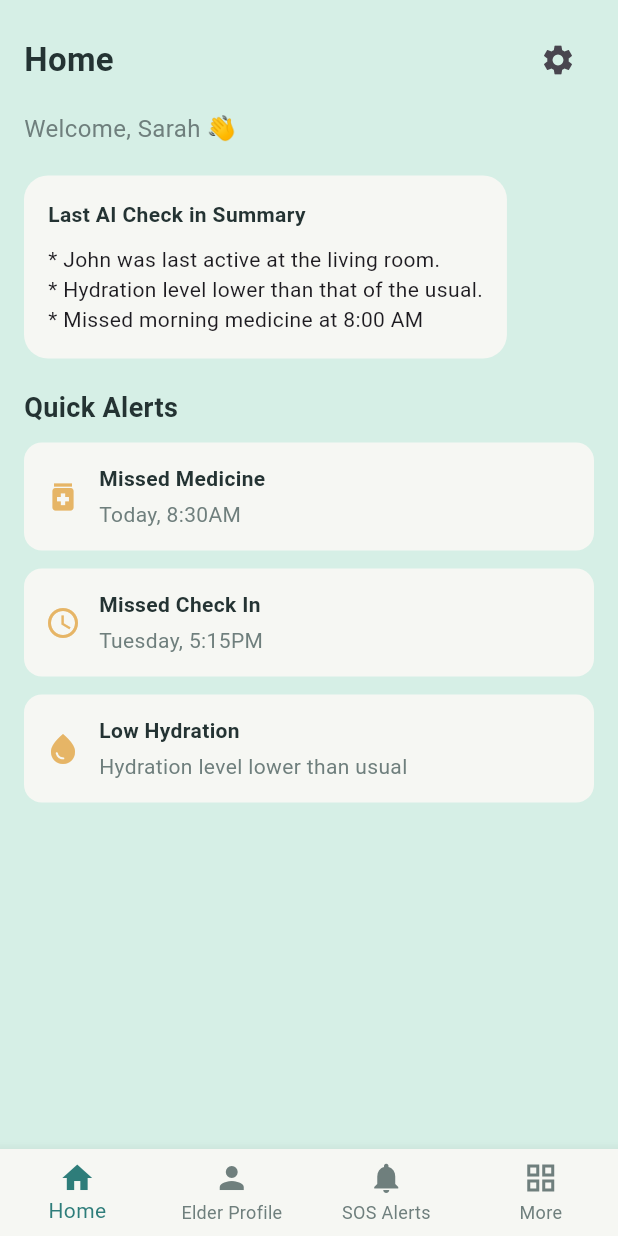
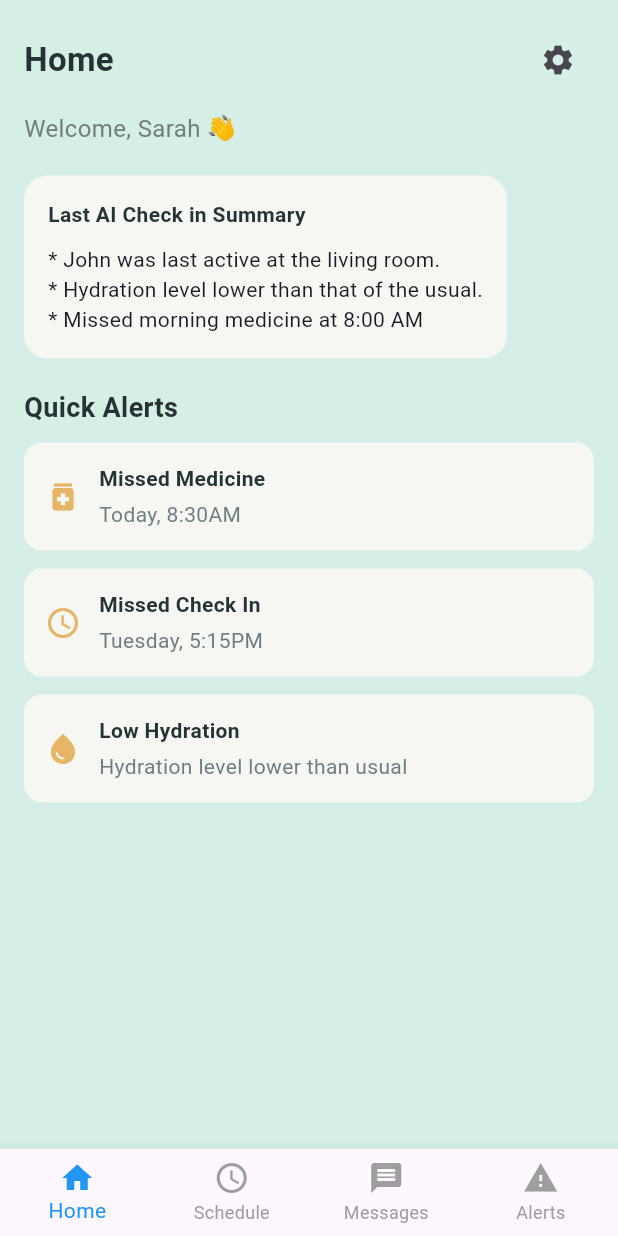
Before and after one commit to CGP-Group-31/Caregiver-mobile-app, a Flutter app: the MainNavigationScreen screen opened directly, on a phone screen of 412 x 824 dp. Run offline on Flutter 3.47's test engine with Material 3 defaults, Android fonts, the phone set to English and light mode, and no system bars; our stand-ins replace device_info_plus, dio, flutter_secure_storage; accounts and stored records are empty.

Commit message:
version 1.1

```diff
--- /dev/null
+++ b/lib/core/widgets/caregiver_bottom_navbar.dart
@@ -0,0 +1,33 @@
+import 'package:flutter/material.dart';
+
+class CaregiverBottomNavBar extends StatelessWidget {
+  final int currentIndex;
+  final Function(int) onTap;
+
+  const CaregiverBottomNavBar({
+    super.key,
+    required this.currentIndex,
+    required this.onTap,
+  });
+
+  @override
+  Widget build(BuildContext context) {
+    return BottomNavigationBar(
+      currentIndex: currentIndex,
+      onTap: onTap,
+      type: BottomNavigationBarType.fixed,
+      selectedItemColor: Colors.blue,
+      unselectedItemColor: Colors.grey,
+      items: const [
+        BottomNavigationBarItem(
+            icon: Icon(Icons.home), label: "Home"),
+        BottomNavigationBarItem(
+            icon: Icon(Icons.schedule), label: "Schedule"),
+        BottomNavigationBarItem(
+            icon: Icon(Icons.message), label: "Messages"),
+        BottomNavigationBarItem(
+            icon: Icon(Icons.warning), label: "Alerts"),
+      ],
+    );
+  }
+}
--- a/lib/features/dashboard/main_navigation_screen.dart
+++ b/lib/features/dashboard/main_navigation_screen.dart
@@ -1,75 +1,55 @@
 import 'package:flutter/material.dart';
-import '../dashboard/dashboard_screen.dart';
+import 'dashboard_screen.dart';
+import '../schedule/schedule_screen.dart';
+import '../messages/messages_screen.dart';
+import '../alerts/alerts_screen.dart';
+import '../../core/widgets/caregiver_bottom_navbar.dart';
 
-class MainNavigationScreen extends StatefulWidget{
+class MainNavigationScreen extends StatefulWidget {
   const MainNavigationScreen({super.key});
 
   @override
-  State<MainNavigationScreen> createState() => _MainNavigationScreenState();
+  State<MainNavigationScreen> createState() =>
+      _MainNavigationScreenState();
 }
 
-class _MainNavigationScreenState extends State<MainNavigationScreen> {
-  int _selectedIndex = 0;
+class _MainNavigationScreenState
+    extends State<MainNavigationScreen> {
 
-  final List<Widget> _screens = const [
+  int _currentIndex = 0;
+
+  final List<Widget> _pages = const [
     DashboardScreen(),
-    PlaceholderScreen(title: "Elder Profile"),
-    PlaceholderScreen(title: "SOS Alerts"),
-    PlaceholderScreen(title: "More"),
+    ScheduleScreen(),
+    MessagesScreen(),
+    AlertsScreen(),
   ];
 
-  void _onItemTapped(int index) {
+  void _onTabTapped(int index) {
     setState(() {
-      _selectedIndex = index;
+      _currentIndex = index;
     });
   }
 
   @override
-  Widget build(BuildContext context){
-    return Scaffold(
-      body: _screens[_selectedIndex],
-      bottomNavigationBar: BottomNavigationBar(
-        currentIndex: _selectedIndex,
-        onTap: _onItemTapped,
-        selectedItemColor: const Color(0xFF2E7D7A),
-        unselectedItemColor: const Color(0xFF6F7F7D),
-        backgroundColor: const Color(0xFFF6F7F3),
-        type: BottomNavigationBarType.fixed,
-        items: const [
-          BottomNavigationBarItem(
-            icon: Icon(Icons.home),
-            label: "Home",
-          ),
-          BottomNavigationBarItem(
-            icon: Icon(Icons.person),
-            label: "Elder Profile",
-          ),
-          BottomNavigationBarItem(
-            icon: Icon(Icons.notifications),
-            label: "SOS Alerts",
-          ),
-          BottomNavigationBarItem(
-            icon: Icon(Icons.grid_view),
-            label: "More",
-          ),
-        ],
-      ),
-    );
-  }
-}
+  Widget build(BuildContext context) {
 
-class PlaceholderScreen extends StatelessWidget {
-  final String title;
+    return WillPopScope(
+      onWillPop: () async {
+        if (_currentIndex != 0) {
+          setState(() {
+            _currentIndex = 0;
+          });
+          return false;
+        }
+        return true;
+      },
+      child: Scaffold(
+        body: _pages[_currentIndex],
 
-  const PlaceholderScreen({super.key, required this.title});
-
-  @override
-  Widget build(BuildContext context) {
-    return Scaffold(
-      body: Center(
-        child: Text(
-          title,
-          style: const TextStyle(fontSize: 20),
+        bottomNavigationBar: CaregiverBottomNavBar(
+          currentIndex: _currentIndex,
+          onTap: _onTabTapped,
         ),
       ),
     );
```
Also changed, not shown: lib/features/alerts/alerts_screen.dart (added, +12 -0 lines), lib/features/messages/messages_screen.dart (added, +95 -0 lines), lib/features/schedule/schedule_screen.dart (added, +12 -0 lines).
